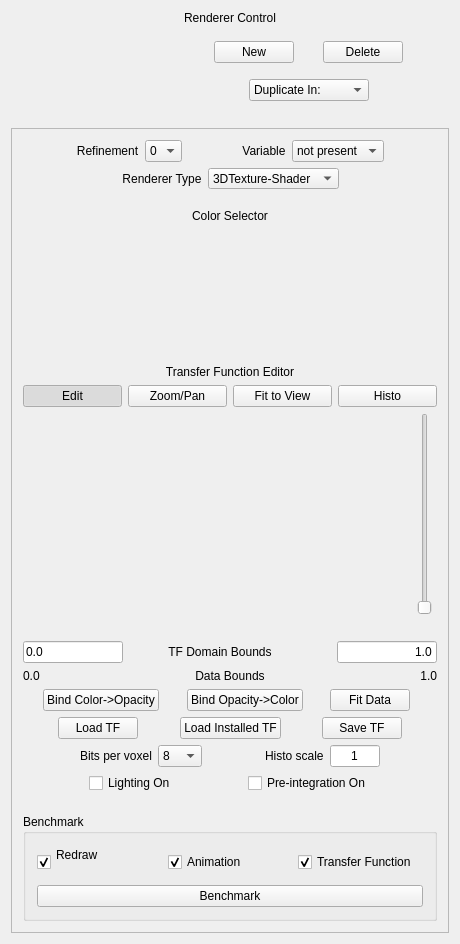
Old version of the form apps/vaporgui/guis/ui/dvr.ui in the repository yyr/vapor.
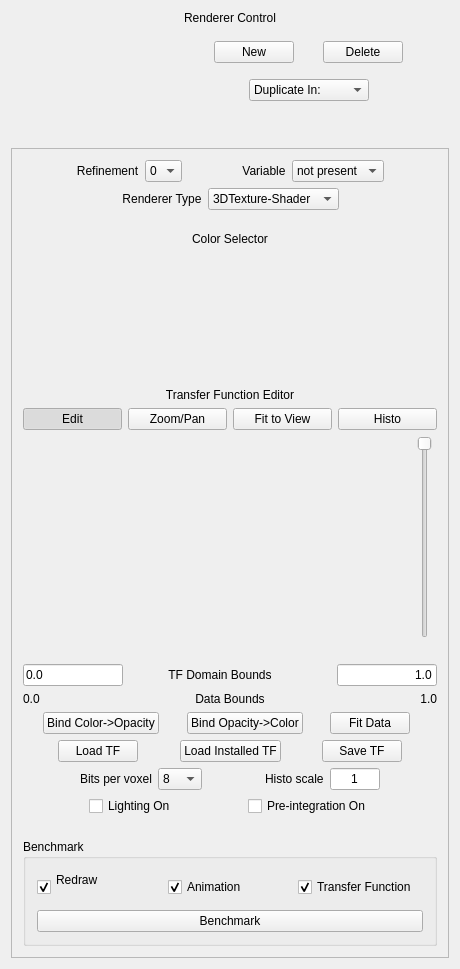
New version of the form. Custom widgets are drawn as their Qt base class.

```diff
--- a/apps/vaporgui/guis/ui/dvr.ui
+++ b/apps/vaporgui/guis/ui/dvr.ui
@@ -7,7 +7,7 @@
     <x>0</x>
     <y>0</y>
     <width>460</width>
-    <height>944</height>
+    <height>969</height>
    </rect>
   </property>
   <property name="sizePolicy">
@@ -699,6 +699,9 @@
                 <property name="orientation">
                  <enum>Qt::Vertical</enum>
                 </property>
+                <property name="invertedAppearance">
+                 <bool>true</bool>
+                </property>
                </widget>
               </item>
               <item>
```
